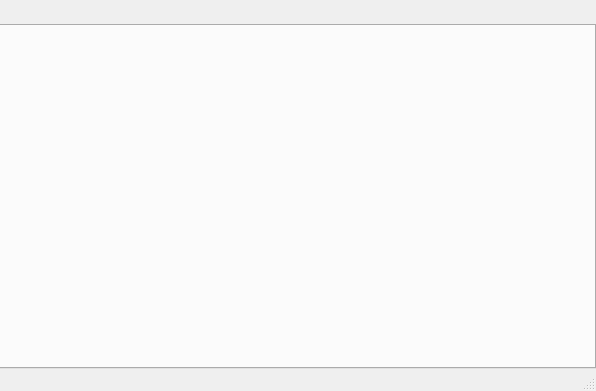
Neisvestney/BloomLight, file design.ui: the form before one commit; both pictures show x 304 to 900 and y 0 to 391 of the 900 by 391 pixel window.
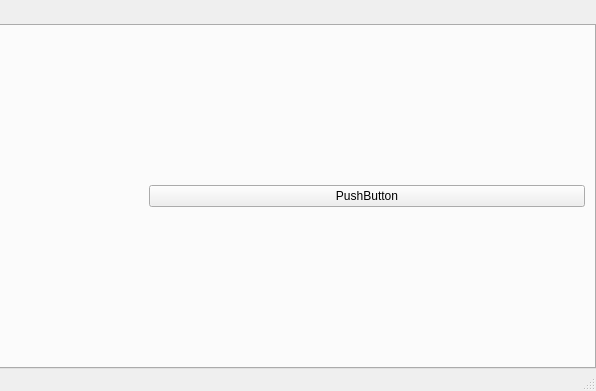
The form after the commit.

```diff
--- a/design.ui
+++ b/design.ui
@@ -56,6 +56,13 @@
           </property>
          </widget>
         </item>
+        <item>
+         <widget class="QPushButton" name="pushButton">
+          <property name="text">
+           <string>PushButton</string>
+          </property>
+         </widget>
+        </item>
        </layout>
       </widget>
       <widget class="QWidget" name="tab_4">
```
